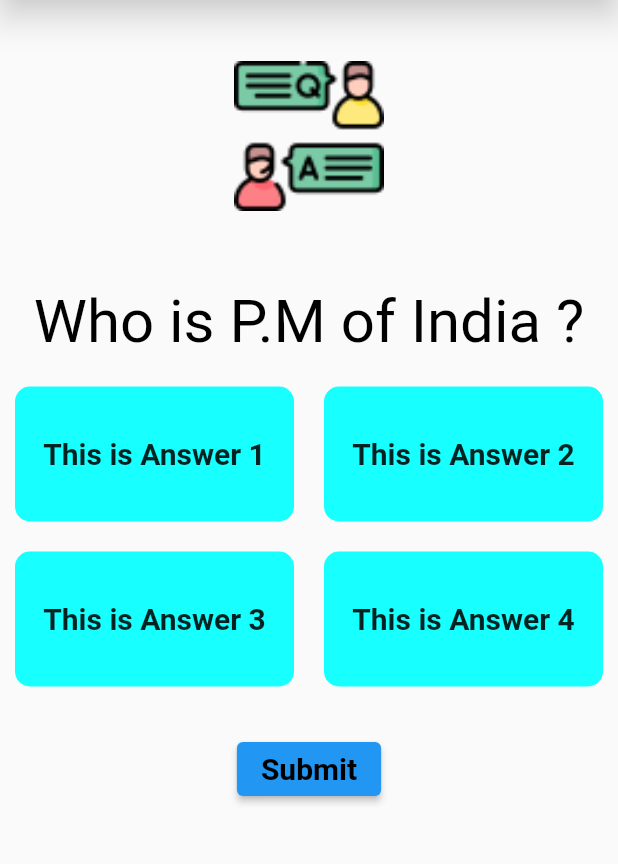
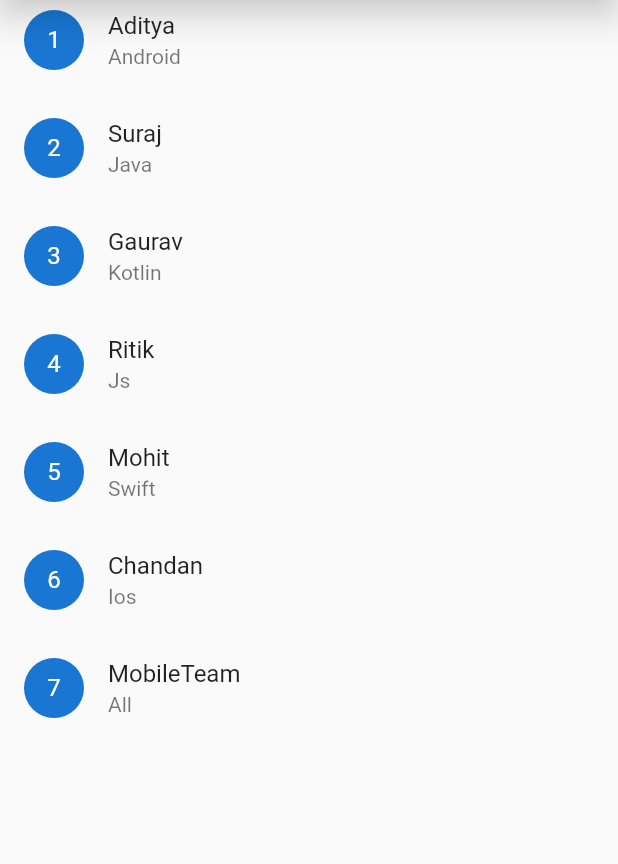
Before and after one commit to aditya-appdesk/FlutterApp, a Flutter app: the screen it shows after launch, on a phone screen of 412 x 824 dp, the part 98-962 px from its top. Run offline on Flutter 3.47's test engine with Material 2 defaults, Android fonts, the phone set to English and light mode, and no system bars.

Commit message:
This Commit while teach about how to implement ListView

```diff
--- a/lib/main.dart
+++ b/lib/main.dart
@@ -1,5 +1,5 @@
 import 'package:flutter/material.dart';
-import 'package:flutter_apps/screens/HomeScreen.dart';
+import 'package:flutter_apps/screens/ShowListView.dart';
 
 void main() {
   runApp(MyAppData());
@@ -14,7 +14,7 @@ class MyAppData extends StatelessWidget {
       title: "NewApp",
       theme: ThemeData.light(),
       debugShowCheckedModeBanner: false,
-      home:HomeScreen()
+      home:ShowListView()
     );
   }
 }
--- a/lib/screens/HomeScreen.dart
+++ b/lib/screens/HomeScreen.dart
@@ -16,14 +16,24 @@ class HomeScreen extends StatelessWidget {
         child: Column(
           children: [
             Container(
-              child: Image(
+              height: 150.0,
+              width: 150.0,
+              margin: EdgeInsets.all(20),
+              padding: EdgeInsets.all(30),
+              alignment: Alignment.center,
+              decoration: BoxDecoration(
+                  image: DecorationImage(
                     image: AssetImage("Images/qa.png"),
-                width: 100,
-                height: 100,
-                fit: BoxFit.contain,
                   ),
-              margin: EdgeInsets.only(top: 20),
-              padding: EdgeInsets.only(top: 30, left: 10, right: 10),
+                  border: Border.all(color: Colors.grey, width: 10),
+                  shape: BoxShape.circle,
+                  boxShadow: [
+                    BoxShadow(
+                        color: Colors.brown,
+                        blurRadius: 18,
+                        offset: Offset(4, 4),
+                        spreadRadius: 5),
+                  ]),
             ),
             Container(
               child: Text(
@@ -37,34 +47,46 @@ class HomeScreen extends StatelessWidget {
               child: Row(
                 children: [
                   Expanded(
+                    child: TextButton(
                       child: Container(
                         alignment: Alignment.center,
                         width: 180,
                         height: 90,
-                      decoration: BoxDecoration(
-                        borderRadius: BorderRadius.circular(10.0),
+                        decoration: BoxDecoration(boxShadow: [
+                          BoxShadow(
                               color: Colors.cyanAccent,
-                      ),
+                              blurRadius: 8,
+                              offset: Offset(4, 4),
+                              spreadRadius: 5),
+                        ]),
                         child: Text(
                           "This is Answer 1",
                           style: TextStyle(
-                            fontSize: 20, fontWeight: FontWeight.bold),
+                              color: Colors.black,fontSize: 20, fontWeight: FontWeight.bold),
                         ),
+                      ),
+                      onPressed: (){},
                     ),
                   ),
                   SizedBox(width: 20),
                   Expanded(
+                      child: TextButton(
                         child: Container(
                             alignment: Alignment.center,
                             width: 180,
                             height: 90,
-                          decoration: BoxDecoration(
-                            borderRadius: BorderRadius.circular(10.0),
+                            decoration: BoxDecoration(boxShadow: [
+                              BoxShadow(
                                   color: Colors.cyanAccent,
-                          ),
+                                  blurRadius: 8,
+                                  offset: Offset(4, 4),
+                                  spreadRadius: 5),
+                            ]),
                             child: Text("This is Answer 2",
                                 style: TextStyle(
-                                  fontSize: 20, fontWeight: FontWeight.bold)))),
+                                   color: Colors.black ,fontSize: 20, fontWeight: FontWeight.bold))),
+                        onPressed: (){},
+                      )),
                 ],
               ),
               margin: EdgeInsets.only(top: 20, left: 10, right: 10),
@@ -73,62 +95,49 @@ class HomeScreen extends StatelessWidget {
               child: Row(
                 children: [
                   Expanded(
+                    child: TextButton(
                       child: Container(
                         alignment: Alignment.center,
                         width: 180,
                         height: 90,
-                      decoration: BoxDecoration(
-                        borderRadius: BorderRadius.circular(10.0),
+                        decoration: BoxDecoration(boxShadow: [
+                          BoxShadow(
                               color: Colors.cyanAccent,
-                      ),
+                              blurRadius: 8,
+                              offset: Offset(4, 4),
+                              spreadRadius: 5),
+                        ]),
                         child: Text(
                           "This is Answer 3",
                           style: TextStyle(
-                            fontSize: 20, fontWeight: FontWeight.bold),
+                              color: Colors.black,fontSize: 20, fontWeight: FontWeight.bold),
                         ),
+                      ),
+                      onPressed: (){},
                     ),
                   ),
                   SizedBox(width: 20),
                   Expanded(
+                      child: TextButton(
                         child: Container(
                             alignment: Alignment.center,
                             width: 180,
                             height: 90,
-                      decoration: BoxDecoration(
-                        borderRadius: BorderRadius.circular(10.0),
+                            decoration: BoxDecoration(boxShadow: [
+                              BoxShadow(
                                   color: Colors.cyanAccent,
-                      ),
-                      child: Text(
-                        "This is Answer 4",
+                                  blurRadius: 8,
+                                  offset: Offset(4, 4),
+                                  spreadRadius: 5),
+                            ]),
+                            child: Text("This is Answer 4",
                                 style: TextStyle(
-                            fontSize: 20, fontWeight: FontWeight.bold),
-                      ),
-                    ),
-                  ),
+                                    color: Colors.black ,fontSize: 20, fontWeight: FontWeight.bold))),
+                        onPressed: (){},
+                      )),
                 ],
               ),
               margin: EdgeInsets.only(top: 20, left: 10, right: 10),
-            ),
-            Container(
-              margin: EdgeInsets.only(top: 20),
-              padding: EdgeInsets.only(left: 40, right: 40),
-              alignment: Alignment.center,
-              width: RenderErrorBox.minimumWidth,
-              height: 70,
-              decoration: BoxDecoration(
-                borderRadius: BorderRadius.circular(10.0),
-              ),
-              child:
-              ElevatedButton(
-                onPressed: () {},
-                child: Text(
-                  "Submit",
-                  style: TextStyle(
-                      fontSize: 20,
-                      fontWeight: FontWeight.bold,
-                      color: Colors.black),
-                ),
-              ),
             ),
           ],
         ),
--- /dev/null
+++ b/lib/screens/ShowListView.dart
@@ -0,0 +1,35 @@
+import 'package:flutter/material.dart';
+
+class ShowListView extends StatefulWidget{
+   ShowListView({Key? key}) : super(key: key);
+
+  @override
+  State<ShowListView> createState() => _ShowListViewState();
+}
+
+class _ShowListViewState extends State<ShowListView> {
+   List<int> itemSerialNo = [1,2,3,4,5,6,7];
+   List<String> personName = ["Aditya","Suraj","Gaurav","Ritik","Mohit","Chandan","MobileTeam"];
+   List<String> tech = ["Android","Java","Kotlin","Js","Swift","Ios","All"];
+ // List of integers
+  @override
+  Widget build(BuildContext context) {
+    return Scaffold(
+      appBar: AppBar(
+        title: Text("AppBar".toUpperCase()),
+        backgroundColor: Colors.deepOrange,
+        elevation: 10,
+      ),
+      body: Container(
+        child: ListView.builder(itemCount: itemSerialNo.length,itemBuilder: (context,index){
+          return ListTile(
+            leading: CircleAvatar(child: Text(itemSerialNo[index].toString()),),
+            title: Text(personName[index]),
+            subtitle: Text(tech[index])
+          );
+        }),
+      ),
+    );
+
+  }
+}
```
Lines whose indentation alone changed are shown as unchanged.
